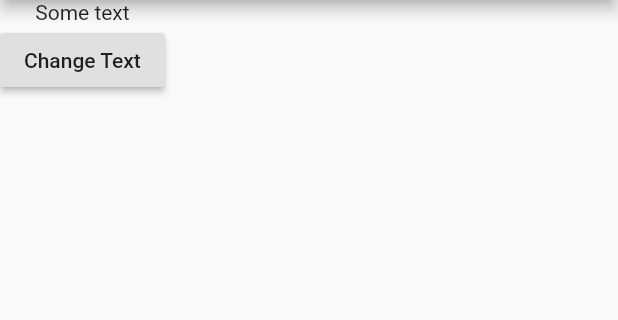
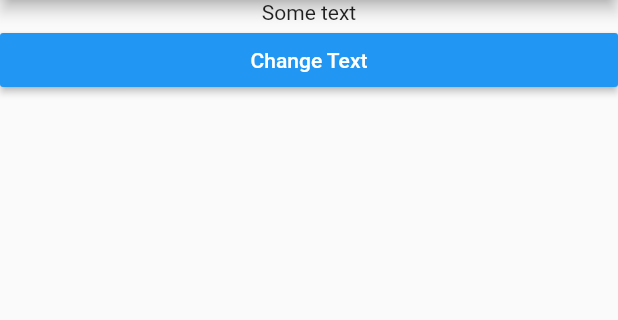
Before and after one commit to romansenin/flutter_assignment_1, a Flutter app: the screen it shows after launch, on a phone screen of 412 x 824 dp, the part 84-404 px from its top. Run offline on Flutter 3.47's test engine with Material 2 defaults, Android fonts, the phone set to English and light mode, and no system bars.

Commit message:
move button into TextControl widget

```diff
--- a/lib/main.dart
+++ b/lib/main.dart
@@ -4,6 +4,8 @@
 // 3) Split the app into three widgets: App, TextControl & Text
 
 import 'package:flutter/material.dart';
+
+import './textControl.dart';
 
 void main() {
   runApp(App());
@@ -34,7 +36,7 @@ class _AppState extends State<App> {
         body: Column(
           children: [
             Text(message),
-            RaisedButton(child: Text("Change Text"), onPressed: changeText)
+            TextControl(changeText),
           ],
         ),
       ),
--- /dev/null
+++ b/lib/textControl.dart
@@ -0,0 +1,20 @@
+import 'package:flutter/material.dart';
+
+class TextControl extends StatelessWidget {
+  final Function changeText;
+
+  TextControl(this.changeText);
+
+  @override
+  Widget build(BuildContext context) {
+    return Container(
+      width: double.infinity,
+      child: RaisedButton(
+        child: Text("Change Text"),
+        color: Colors.blue,
+        textColor: Colors.white,
+        onPressed: changeText,
+      ),
+    );
+  }
+}
```
